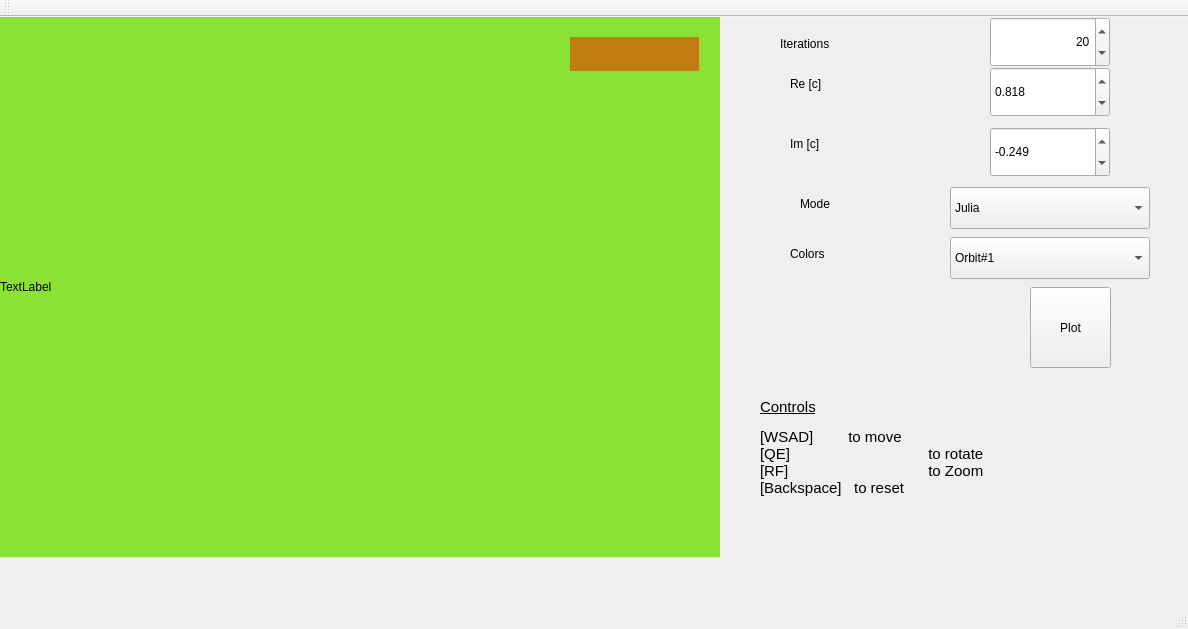
thejoggeli/juliabrot, file mainwindow.ui: the form before one commit.
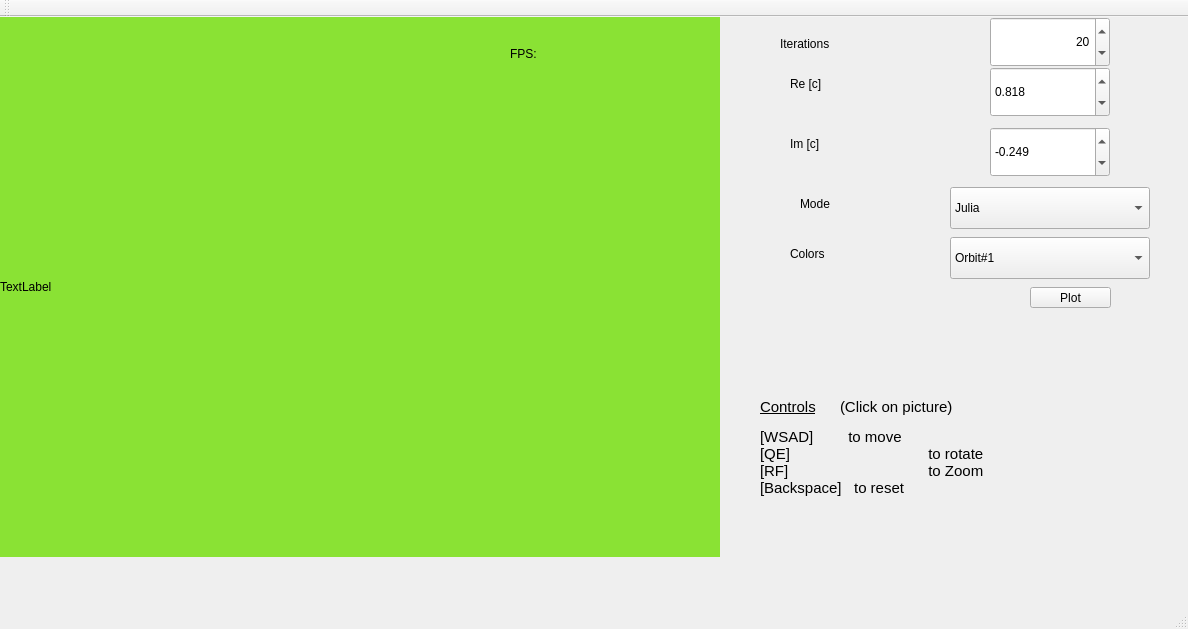
The form after the commit.

Patch:
```diff
--- a/mainwindow.ui
+++ b/mainwindow.ui
@@ -32,7 +32,7 @@
      <rect>
       <x>760</x>
       <y>310</y>
-      <width>371</width>
+      <width>391</width>
       <height>241</height>
      </rect>
     </property>
@@ -47,7 +47,7 @@
 &lt;html&gt;&lt;head&gt;&lt;meta name=&quot;qrichtext&quot; content=&quot;1&quot; /&gt;&lt;style type=&quot;text/css&quot;&gt;
 p, li { white-space: pre-wrap; }
 &lt;/style&gt;&lt;/head&gt;&lt;body style=&quot; font-family:'Ubuntu'; font-size:11pt; font-weight:400; font-style:normal;&quot;&gt;
-&lt;p style=&quot; margin-top:12px; margin-bottom:12px; margin-left:0px; margin-right:0px; -qt-block-indent:0; text-indent:0px;&quot;&gt;&lt;span style=&quot; text-decoration: underline;&quot;&gt;Controls&lt;/span&gt;&lt;/p&gt;
+&lt;p style=&quot; margin-top:12px; margin-bottom:12px; margin-left:0px; margin-right:0px; -qt-block-indent:0; text-indent:0px;&quot;&gt;&lt;span style=&quot; text-decoration: underline;&quot;&gt;Controls&lt;/span&gt;	(Click on picture)&lt;/p&gt;
 &lt;p style=&quot; margin-top:12px; margin-bottom:12px; margin-left:0px; margin-right:0px; -qt-block-indent:0; text-indent:0px;&quot;&gt;[WSAD] 	  to move&lt;br /&gt;[QE] 	  	  to rotate&lt;br /&gt;[RF] 	 	  to Zoom&lt;br /&gt;[Backspace]   to reset &lt;/p&gt;&lt;/body&gt;&lt;/html&gt;</string>
     </property>
    </widget>
@@ -218,7 +218,7 @@
       <x>1030</x>
       <y>270</y>
       <width>81</width>
-      <height>81</height>
+      <height>21</height>
      </rect>
     </property>
     <property name="text">
@@ -738,12 +738,25 @@
      <bool>false</bool>
     </property>
     <property name="styleSheet">
-     <string notr="true">background-color: rgb(193, 125, 17);</string>
+     <string notr="true"/>
     </property>
     <property name="text">
      <string/>
     </property>
    </widget>
+   <widget class="QLabel" name="label_9">
+    <property name="geometry">
+     <rect>
+      <x>510</x>
+      <y>20</y>
+      <width>56</width>
+      <height>34</height>
+     </rect>
+    </property>
+    <property name="text">
+     <string>FPS:</string>
+    </property>
+   </widget>
    <zorder>spinBox</zorder>
    <zorder>label</zorder>
    <zorder>label_2</zorder>
@@ -758,6 +771,7 @@
    <zorder>pushButton</zorder>
    <zorder>label_7</zorder>
    <zorder>label_8</zorder>
+   <zorder>label_9</zorder>
   </widget>
   <widget class="QToolBar" name="mainToolBar">
    <attribute name="toolBarArea">
```
